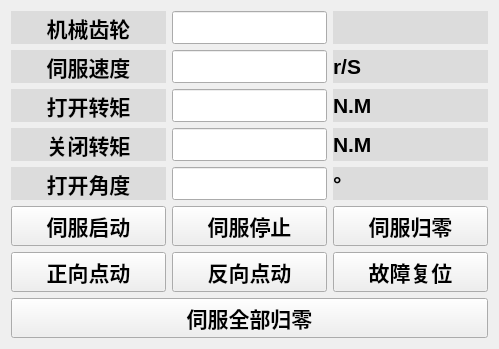
Old version of the form demo/servo_set.ui in the repository YuanXianguo/Python-Project-ITC.
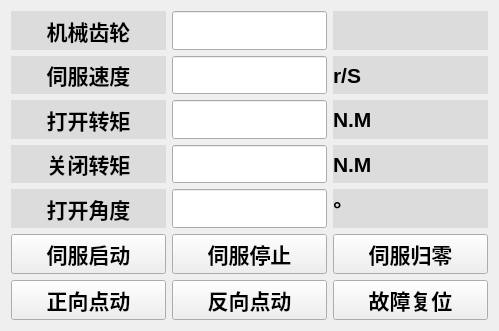
New version of the form.

Patch:
```diff
--- a/demo/servo_set.ui
+++ b/demo/servo_set.ui
@@ -7,7 +7,7 @@
     <x>0</x>
     <y>0</y>
     <width>499</width>
-    <height>344</height>
+    <height>331</height>
    </rect>
   </property>
   <property name="windowTitle">
@@ -15,9 +15,9 @@
   </property>
   <layout class="QHBoxLayout" name="horizontalLayout">
    <item>
-    <layout class="QGridLayout" name="gridLayout" rowstretch="1,1,1,1,1,1,1,1" columnstretch="1,1,1">
-     <item row="0" column="1">
-      <widget class="QLineEdit" name="lineEdit_servo_1">
+    <layout class="QGridLayout" name="gridLayout" rowstretch="1,1,1,1,1,1,1" columnstretch="1,1,1">
+     <item row="6" column="2">
+      <widget class="QPushButton" name="btn_servo_5">
        <property name="sizePolicy">
         <sizepolicy hsizetype="Preferred" vsizetype="Preferred">
          <horstretch>0</horstretch>
@@ -32,20 +32,13 @@
          <bold>true</bold>
         </font>
        </property>
-      </widget>
-     </item>
-     <item row="0" column="2">
-      <widget class="QLabel" name="label">
-       <property name="styleSheet">
-        <string notr="true">background-color: rgb(220, 220, 220);</string>
-       </property>
        <property name="text">
-        <string/>
+        <string>故障复位</string>
        </property>
       </widget>
      </item>
-     <item row="1" column="0">
-      <widget class="QLabel" name="lab_1">
+     <item row="5" column="2">
+      <widget class="QPushButton" name="btn_servo_0">
        <property name="sizePolicy">
         <sizepolicy hsizetype="Preferred" vsizetype="Preferred">
          <horstretch>0</horstretch>
@@ -60,185 +53,8 @@
          <bold>true</bold>
         </font>
        </property>
-       <property name="layoutDirection">
-        <enum>Qt::LeftToRight</enum>
-       </property>
-       <property name="styleSheet">
-        <string notr="true">background-color: rgb(220, 220, 220);</string>
-       </property>
        <property name="text">
-        <string>伺服速度</string>
-       </property>
-       <property name="alignment">
-        <set>Qt::AlignCenter</set>
-       </property>
-      </widget>
-     </item>
-     <item row="1" column="1">
-      <widget class="QLineEdit" name="lineEdit_servo_2">
-       <property name="sizePolicy">
-        <sizepolicy hsizetype="Preferred" vsizetype="Preferred">
-         <horstretch>0</horstretch>
-         <verstretch>0</verstretch>
-        </sizepolicy>
-       </property>
-       <property name="font">
-        <font>
-         <family>Arial</family>
-         <pointsize>16</pointsize>
-         <weight>75</weight>
-         <bold>true</bold>
-        </font>
-       </property>
-      </widget>
-     </item>
-     <item row="1" column="2">
-      <widget class="QLabel" name="label_1188">
-       <property name="sizePolicy">
-        <sizepolicy hsizetype="Preferred" vsizetype="Preferred">
-         <horstretch>0</horstretch>
-         <verstretch>0</verstretch>
-        </sizepolicy>
-       </property>
-       <property name="font">
-        <font>
-         <family>Arial</family>
-         <pointsize>16</pointsize>
-         <weight>75</weight>
-         <bold>true</bold>
-        </font>
-       </property>
-       <property name="styleSheet">
-        <string notr="true">background-color: rgb(220, 220, 220);</string>
-       </property>
-       <property name="text">
-        <string>r/S</string>
-       </property>
-      </widget>
-     </item>
-     <item row="0" column="0">
-      <widget class="QLabel" name="lab_0">
-       <property name="sizePolicy">
-        <sizepolicy hsizetype="Preferred" vsizetype="Preferred">
-         <horstretch>0</horstretch>
-         <verstretch>0</verstretch>
-        </sizepolicy>
-       </property>
-       <property name="font">
-        <font>
-         <family>Arial</family>
-         <pointsize>16</pointsize>
-         <weight>75</weight>
-         <bold>true</bold>
-        </font>
-       </property>
-       <property name="layoutDirection">
-        <enum>Qt::LeftToRight</enum>
-       </property>
-       <property name="styleSheet">
-        <string notr="true">background-color: rgb(220, 220, 220);</string>
-       </property>
-       <property name="text">
-        <string>机械齿轮</string>
-       </property>
-       <property name="alignment">
-        <set>Qt::AlignCenter</set>
-       </property>
-      </widget>
-     </item>
-     <item row="3" column="2">
-      <widget class="QLabel" name="label_1192">
-       <property name="sizePolicy">
-        <sizepolicy hsizetype="Preferred" vsizetype="Preferred">
-         <horstretch>0</horstretch>
-         <verstretch>0</verstretch>
-        </sizepolicy>
-       </property>
-       <property name="font">
-        <font>
-         <family>Arial</family>
-         <pointsize>16</pointsize>
-         <weight>75</weight>
-         <bold>true</bold>
-        </font>
-       </property>
-       <property name="styleSheet">
-        <string notr="true">background-color: rgb(220, 220, 220);</string>
-       </property>
-       <property name="text">
-        <string>N.M</string>
-       </property>
-      </widget>
-     </item>
-     <item row="2" column="1">
-      <widget class="QLineEdit" name="lineEdit_servo_3">
-       <property name="sizePolicy">
-        <sizepolicy hsizetype="Preferred" vsizetype="Preferred">
-         <horstretch>0</horstretch>
-         <verstretch>0</verstretch>
-        </sizepolicy>
-       </property>
-       <property name="font">
-        <font>
-         <family>Arial</family>
-         <pointsize>16</pointsize>
-         <weight>75</weight>
-         <bold>true</bold>
-        </font>
-       </property>
-      </widget>
-     </item>
-     <item row="4" column="0">
-      <widget class="QLabel" name="lab_4">
-       <property name="sizePolicy">
-        <sizepolicy hsizetype="Preferred" vsizetype="Preferred">
-         <horstretch>0</horstretch>
-         <verstretch>0</verstretch>
-        </sizepolicy>
-       </property>
-       <property name="font">
-        <font>
-         <family>Arial</family>
-         <pointsize>16</pointsize>
-         <weight>75</weight>
-         <bold>true</bold>
-        </font>
-       </property>
-       <property name="layoutDirection">
-        <enum>Qt::LeftToRight</enum>
-       </property>
-       <property name="styleSheet">
-        <string notr="true">background-color: rgb(220, 220, 220);</string>
-       </property>
-       <property name="text">
-        <string>打开角度</string>
-       </property>
-       <property name="alignment">
-        <set>Qt::AlignCenter</set>
-       </property>
-      </widget>
-     </item>
-     <item row="2" column="2">
-      <widget class="QLabel" name="label_1190">
-       <property name="sizePolicy">
-        <sizepolicy hsizetype="Preferred" vsizetype="Preferred">
-         <horstretch>0</horstretch>
-         <verstretch>0</verstretch>
-        </sizepolicy>
-       </property>
-       <property name="font">
-        <font>
-         <family>Arial</family>
-         <pointsize>16</pointsize>
-         <weight>75</weight>
-         <bold>true</bold>
-        </font>
-       </property>
-       <property name="styleSheet">
-        <string notr="true">background-color: rgb(220, 220, 220);</string>
-       </property>
-       <property name="text">
-        <string>N.M</string>
+        <string>伺服归零</string>
        </property>
       </widget>
      </item>
@@ -266,27 +82,6 @@
        </property>
       </widget>
      </item>
-     <item row="5" column="0">
-      <widget class="QPushButton" name="btn_servo_1">
-       <property name="sizePolicy">
-        <sizepolicy hsizetype="Preferred" vsizetype="Preferred">
-         <horstretch>0</horstretch>
-         <verstretch>0</verstretch>
-        </sizepolicy>
-       </property>
-       <property name="font">
-        <font>
-         <family>Arial</family>
-         <pointsize>16</pointsize>
-         <weight>75</weight>
-         <bold>true</bold>
-        </font>
-       </property>
-       <property name="text">
-        <string>伺服启动</string>
-       </property>
-      </widget>
-     </item>
      <item row="5" column="1">
       <widget class="QPushButton" name="btn_servo_2">
        <property name="sizePolicy">
@@ -309,7 +104,7 @@
       </widget>
      </item>
      <item row="6" column="0">
-      <widget class="QPushButton" name="btn_servo_4">
+      <widget class="QPushButton" name="btn_servo_3">
        <property name="sizePolicy">
         <sizepolicy hsizetype="Preferred" vsizetype="Preferred">
          <horstretch>0</horstretch>
@@ -330,7 +125,7 @@
       </widget>
      </item>
      <item row="6" column="1">
-      <widget class="QPushButton" name="btn_servo_5">
+      <widget class="QPushButton" name="btn_servo_4">
        <property name="sizePolicy">
         <sizepolicy hsizetype="Preferred" vsizetype="Preferred">
          <horstretch>0</horstretch>
@@ -350,8 +145,8 @@
        </property>
       </widget>
      </item>
-     <item row="4" column="1">
-      <widget class="QLineEdit" name="lineEdit_servo_5">
+     <item row="5" column="0">
+      <widget class="QPushButton" name="btn_servo_1">
        <property name="sizePolicy">
         <sizepolicy hsizetype="Preferred" vsizetype="Preferred">
          <horstretch>0</horstretch>
@@ -366,31 +161,13 @@
          <bold>true</bold>
         </font>
        </property>
-      </widget>
-     </item>
-     <item row="5" column="2">
-      <widget class="QPushButton" name="btn_servo_0">
-       <property name="sizePolicy">
-        <sizepolicy hsizetype="Preferred" vsizetype="Preferred">
-         <horstretch>0</horstretch>
-         <verstretch>0</verstretch>
-        </sizepolicy>
-       </property>
-       <property name="font">
-        <font>
-         <family>Arial</family>
-         <pointsize>16</pointsize>
-         <weight>75</weight>
-         <bold>true</bold>
-        </font>
-       </property>
        <property name="text">
-        <string>伺服归零</string>
+        <string>伺服启动</string>
        </property>
       </widget>
      </item>
-     <item row="6" column="2">
-      <widget class="QPushButton" name="btn_servo_3">
+     <item row="3" column="1">
+      <widget class="QLineEdit" name="lineEdit_servo_3">
        <property name="sizePolicy">
         <sizepolicy hsizetype="Preferred" vsizetype="Preferred">
          <horstretch>0</horstretch>
@@ -405,9 +182,6 @@
          <bold>true</bold>
         </font>
        </property>
-       <property name="text">
-        <string>故障复位</string>
-       </property>
       </widget>
      </item>
      <item row="2" column="0">
@@ -470,7 +244,7 @@
        </property>
       </widget>
      </item>
-     <item row="3" column="1">
+     <item row="4" column="1">
       <widget class="QLineEdit" name="lineEdit_servo_4">
        <property name="sizePolicy">
         <sizepolicy hsizetype="Preferred" vsizetype="Preferred">
@@ -488,8 +262,8 @@
        </property>
       </widget>
      </item>
-     <item row="7" column="0" colspan="3">
-      <widget class="QPushButton" name="pushButton">
+     <item row="1" column="0">
+      <widget class="QLabel" name="lab_1">
        <property name="sizePolicy">
         <sizepolicy hsizetype="Preferred" vsizetype="Preferred">
          <horstretch>0</horstretch>
@@ -504,8 +278,213 @@
          <bold>true</bold>
         </font>
        </property>
+       <property name="layoutDirection">
+        <enum>Qt::LeftToRight</enum>
+       </property>
+       <property name="styleSheet">
+        <string notr="true">background-color: rgb(220, 220, 220);</string>
+       </property>
        <property name="text">
-        <string>伺服全部归零</string>
+        <string>伺服速度</string>
+       </property>
+       <property name="alignment">
+        <set>Qt::AlignCenter</set>
+       </property>
+      </widget>
+     </item>
+     <item row="1" column="1">
+      <widget class="QLineEdit" name="lineEdit_servo_1">
+       <property name="sizePolicy">
+        <sizepolicy hsizetype="Preferred" vsizetype="Preferred">
+         <horstretch>0</horstretch>
+         <verstretch>0</verstretch>
+        </sizepolicy>
+       </property>
+       <property name="font">
+        <font>
+         <family>Arial</family>
+         <pointsize>16</pointsize>
+         <weight>75</weight>
+         <bold>true</bold>
+        </font>
+       </property>
+      </widget>
+     </item>
+     <item row="0" column="1">
+      <widget class="QLineEdit" name="lineEdit_servo_0">
+       <property name="sizePolicy">
+        <sizepolicy hsizetype="Preferred" vsizetype="Preferred">
+         <horstretch>0</horstretch>
+         <verstretch>0</verstretch>
+        </sizepolicy>
+       </property>
+       <property name="font">
+        <font>
+         <family>Arial</family>
+         <pointsize>16</pointsize>
+         <weight>75</weight>
+         <bold>true</bold>
+        </font>
+       </property>
+      </widget>
+     </item>
+     <item row="0" column="2">
+      <widget class="QLabel" name="label">
+       <property name="styleSheet">
+        <string notr="true">background-color: rgb(220, 220, 220);</string>
+       </property>
+       <property name="text">
+        <string/>
+       </property>
+      </widget>
+     </item>
+     <item row="0" column="0">
+      <widget class="QLabel" name="lab_0">
+       <property name="sizePolicy">
+        <sizepolicy hsizetype="Preferred" vsizetype="Preferred">
+         <horstretch>0</horstretch>
+         <verstretch>0</verstretch>
+        </sizepolicy>
+       </property>
+       <property name="font">
+        <font>
+         <family>Arial</family>
+         <pointsize>16</pointsize>
+         <weight>75</weight>
+         <bold>true</bold>
+        </font>
+       </property>
+       <property name="layoutDirection">
+        <enum>Qt::LeftToRight</enum>
+       </property>
+       <property name="styleSheet">
+        <string notr="true">background-color: rgb(220, 220, 220);</string>
+       </property>
+       <property name="text">
+        <string>机械齿轮</string>
+       </property>
+       <property name="alignment">
+        <set>Qt::AlignCenter</set>
+       </property>
+      </widget>
+     </item>
+     <item row="4" column="0">
+      <widget class="QLabel" name="lab_4">
+       <property name="sizePolicy">
+        <sizepolicy hsizetype="Preferred" vsizetype="Preferred">
+         <horstretch>0</horstretch>
+         <verstretch>0</verstretch>
+        </sizepolicy>
+       </property>
+       <property name="font">
+        <font>
+         <family>Arial</family>
+         <pointsize>16</pointsize>
+         <weight>75</weight>
+         <bold>true</bold>
+        </font>
+       </property>
+       <property name="layoutDirection">
+        <enum>Qt::LeftToRight</enum>
+       </property>
+       <property name="styleSheet">
+        <string notr="true">background-color: rgb(220, 220, 220);</string>
+       </property>
+       <property name="text">
+        <string>打开角度</string>
+       </property>
+       <property name="alignment">
+        <set>Qt::AlignCenter</set>
+       </property>
+      </widget>
+     </item>
+     <item row="2" column="2">
+      <widget class="QLabel" name="label_1190">
+       <property name="sizePolicy">
+        <sizepolicy hsizetype="Preferred" vsizetype="Preferred">
+         <horstretch>0</horstretch>
+         <verstretch>0</verstretch>
+        </sizepolicy>
+       </property>
+       <property name="font">
+        <font>
+         <family>Arial</family>
+         <pointsize>16</pointsize>
+         <weight>75</weight>
+         <bold>true</bold>
+        </font>
+       </property>
+       <property name="styleSheet">
+        <string notr="true">background-color: rgb(220, 220, 220);</string>
+       </property>
+       <property name="text">
+        <string>N.M</string>
+       </property>
+      </widget>
+     </item>
+     <item row="1" column="2">
+      <widget class="QLabel" name="label_1188">
+       <property name="sizePolicy">
+        <sizepolicy hsizetype="Preferred" vsizetype="Preferred">
+         <horstretch>0</horstretch>
+         <verstretch>0</verstretch>
+        </sizepolicy>
+       </property>
+       <property name="font">
+        <font>
+         <family>Arial</family>
+         <pointsize>16</pointsize>
+         <weight>75</weight>
+         <bold>true</bold>
+        </font>
+       </property>
+       <property name="styleSheet">
+        <string notr="true">background-color: rgb(220, 220, 220);</string>
+       </property>
+       <property name="text">
+        <string>r/S</string>
+       </property>
+      </widget>
+     </item>
+     <item row="3" column="2">
+      <widget class="QLabel" name="label_1192">
+       <property name="sizePolicy">
+        <sizepolicy hsizetype="Preferred" vsizetype="Preferred">
+         <horstretch>0</horstretch>
+         <verstretch>0</verstretch>
+        </sizepolicy>
+       </property>
+       <property name="font">
+        <font>
+         <family>Arial</family>
+         <pointsize>16</pointsize>
+         <weight>75</weight>
+         <bold>true</bold>
+        </font>
+       </property>
+       <property name="styleSheet">
+        <string notr="true">background-color: rgb(220, 220, 220);</string>
+       </property>
+       <property name="text">
+        <string>N.M</string>
+       </property>
+      </widget>
+     </item>
+     <item row="2" column="1">
+      <widget class="QLineEdit" name="lineEdit_servo_2">
+       <property name="sizePolicy">
+        <sizepolicy hsizetype="Preferred" vsizetype="Preferred">
+         <horstretch>0</horstretch>
+         <verstretch>0</verstretch>
+        </sizepolicy>
+       </property>
+       <property name="font">
+        <font>
+         <family>Arial</family>
+         <pointsize>16</pointsize>
+         <weight>75</weight>
+         <bold>true</bold>
+        </font>
        </property>
       </widget>
      </item>
```
